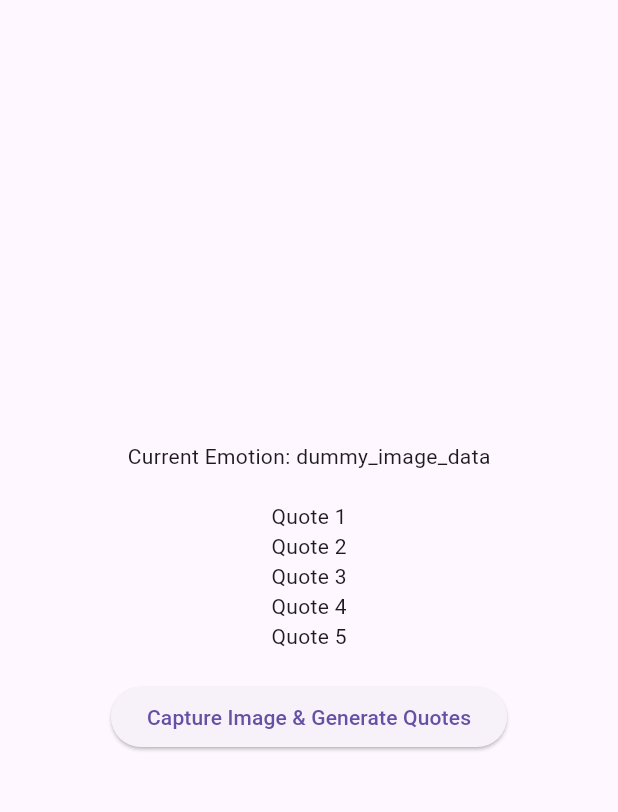
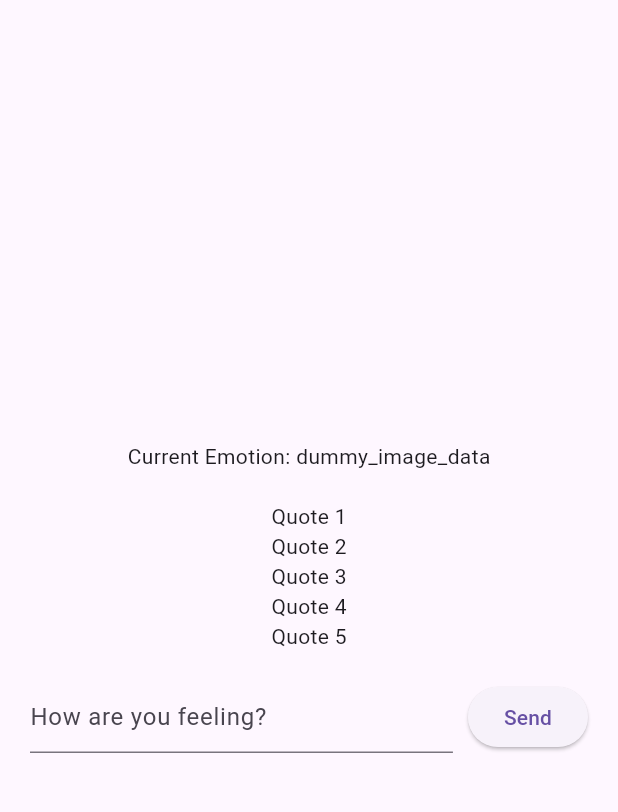
Before and after one commit to Akatsuki49/WealHack, a Flutter app: the screen it shows after launch, on a phone screen of 412 x 824 dp, the part 63-875 px from its top. Run offline on Flutter 3.47's test engine with Material 3 defaults, Android fonts, the phone set to English and light mode, and no system bars.

Commit message:
Minor Changes

```diff
--- a/frontend/emosense/lib/screens/home_screen.dart
+++ b/frontend/emosense/lib/screens/home_screen.dart
@@ -1,3 +1,5 @@
+import 'dart:async';
+
 import 'package:flutter/material.dart';
 import '/controllers/image_controller.dart';
 import '/models/image_model.dart';
@@ -14,15 +16,18 @@ class _HomeScreenState extends State<HomeScreen> {
   final ApiService _apiService = ApiService();
   late ImageModel _currentImage;
   late QuoteModel _currentQuote;
+  late TextEditingController _textController;
+  bool _isLoading = false;
+  bool _isCameraEnabled = false;
 
   @override
   void initState() {
+    _textController = TextEditingController();
+    _initializeData();
+    _startAutoCapture();
     super.initState();
-    _initializeData();
-    // _captureAndGenerate();
   }
 
-  //Just to check, remove once u pull and start working
   Future<void> _initializeData() async {
     // Dummy image data (replace with actual image capture logic)
     final dummyImageData = 'dummy_image_data';
@@ -40,15 +45,29 @@ class _HomeScreenState extends State<HomeScreen> {
     });
   }
 
-  // Future<void> _captureAndGenerate() async {
-  //   final image = await _imageController.captureImage();
-  //   final emotion = ''; // Call emotion analysis API to get emotion from image
-  //   final quotes = await _apiService.generateQuotes(emotion);
-  //   setState(() {
-  //     _currentImage = image;
-  //     _currentQuote = QuoteModel(quotes: quotes);
-  //   });
-  // }
+  Future<void> _captureAndGenerate() async {
+    setState(() {
+      _isLoading = true;
+    });
+    final image = await _imageController.captureImage();
+    final emotion = ''; // Call emotion analysis API to get emotion from image
+    final quotes = await _apiService.generateQuotes(emotion);
+    setState(() {
+      _currentImage = image;
+      _currentQuote = QuoteModel(quotes: quotes);
+      _isLoading = false;
+    });
+  }
+
+  void _startAutoCapture() {
+    // Timer to auto-capture image every 15 seconds
+    const Duration autoCaptureInterval = Duration(seconds: 15);
+    Timer.periodic(autoCaptureInterval, (timer) {
+      if (_isCameraEnabled && !_isLoading) {
+        _captureAndGenerate();
+      }
+    });
+  }
 
   @override
   Widget build(BuildContext context) {
@@ -61,7 +80,8 @@ class _HomeScreenState extends State<HomeScreen> {
           mainAxisAlignment: MainAxisAlignment.center,
           children: [
             Text(
-                'Current Emotion: ${_currentImage.data}'), // Display current emotion
+              'Current Emotion: ${_currentImage.data}',
+            ), // Display current emotion
             SizedBox(height: 20),
             Column(
               children: _currentQuote.quotes
@@ -69,13 +89,37 @@ class _HomeScreenState extends State<HomeScreen> {
                   .toList(), // Display quotes
             ),
             SizedBox(height: 20),
-            ElevatedButton(
-              onPressed: _initializeData,
-              child: Text('Capture Image & Generate Quotes'),
+            Padding(
+              padding: const EdgeInsets.symmetric(horizontal: 20),
+              child: Row(
+                children: [
+                  Expanded(
+                    child: TextField(
+                      controller: _textController,
+                      enabled: !_isLoading,
+                      decoration: InputDecoration(
+                        hintText: 'How are you feeling?',
+                      ),
+                    ),
+                  ),
+                  SizedBox(width: 10),
+                  ElevatedButton(
+                    onPressed: _isLoading ? null : _captureAndGenerate,
+                    child:
+                        _isLoading ? CircularProgressIndicator() : Text('Send'),
+                  ),
+                ],
+              ),
             ),
           ],
         ),
       ),
     );
   }
+
+  @override
+  void dispose() {
+    _textController.dispose();
+    super.dispose();
+  }
 }
```
Also changed, not shown: 3 other files.
